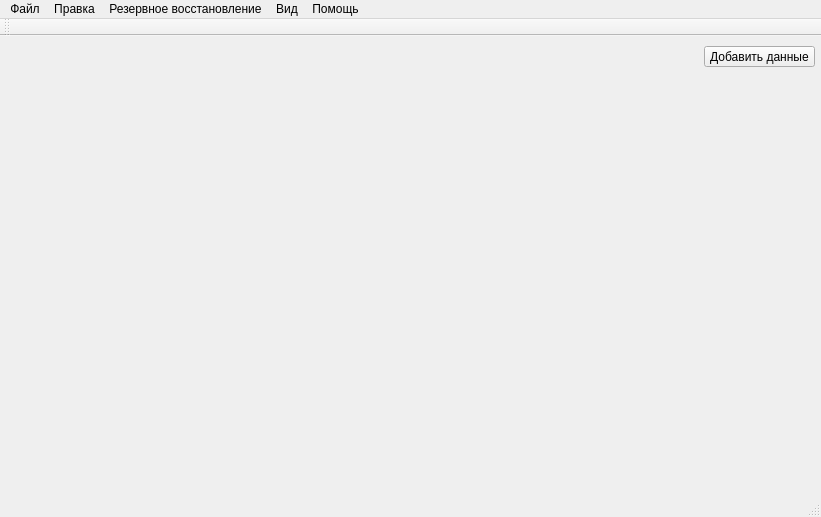
Before: the Qt Designer form Client/mainwindow.ui in VladimirNikel/MyAkk, drawn with Qt 5.
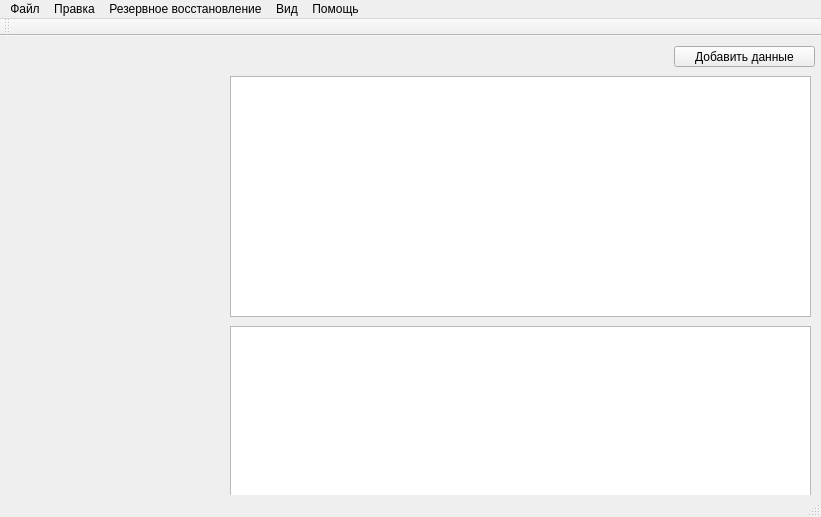
After: the same form once the commit is applied. Icons and pictures are not drawn.

Patch:
```diff
--- a/Client/mainwindow.ui
+++ b/Client/mainwindow.ui
@@ -21,9 +21,9 @@
    <widget class="QToolButton" name="addData">
     <property name="geometry">
      <rect>
-      <x>704</x>
+      <x>674</x>
       <y>10</y>
-      <width>111</width>
+      <width>141</width>
       <height>21</height>
      </rect>
     </property>
@@ -31,6 +31,26 @@
      <string>Добавить данные</string>
     </property>
    </widget>
+   <widget class="QTableView" name="tableView">
+    <property name="geometry">
+     <rect>
+      <x>230</x>
+      <y>40</y>
+      <width>581</width>
+      <height>241</height>
+     </rect>
+    </property>
+   </widget>
+   <widget class="QTextBrowser" name="textBrowser">
+    <property name="geometry">
+     <rect>
+      <x>230</x>
+      <y>290</y>
+      <width>581</width>
+      <height>171</height>
+     </rect>
+    </property>
+   </widget>
   </widget>
   <widget class="QToolBar" name="mainToolBar">
    <attribute name="toolBarArea">
```
